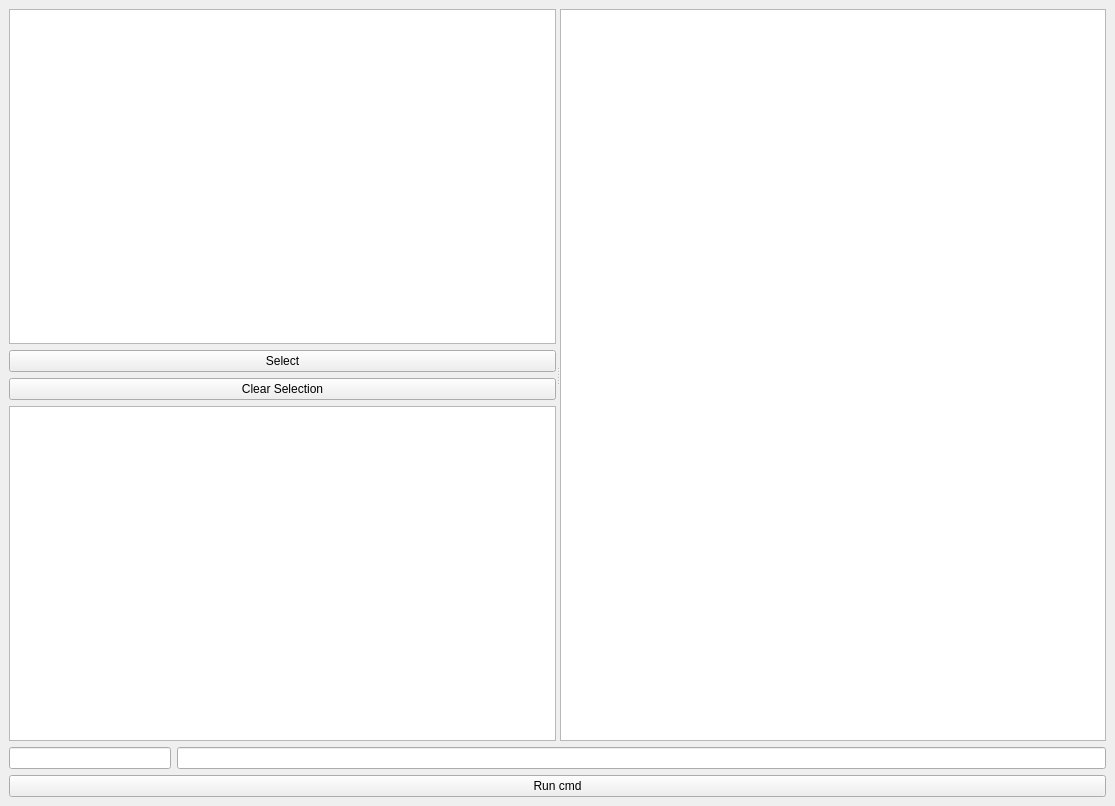
Qt form src/client/main_dui.ui (ccp4/DUI2) before a commit.
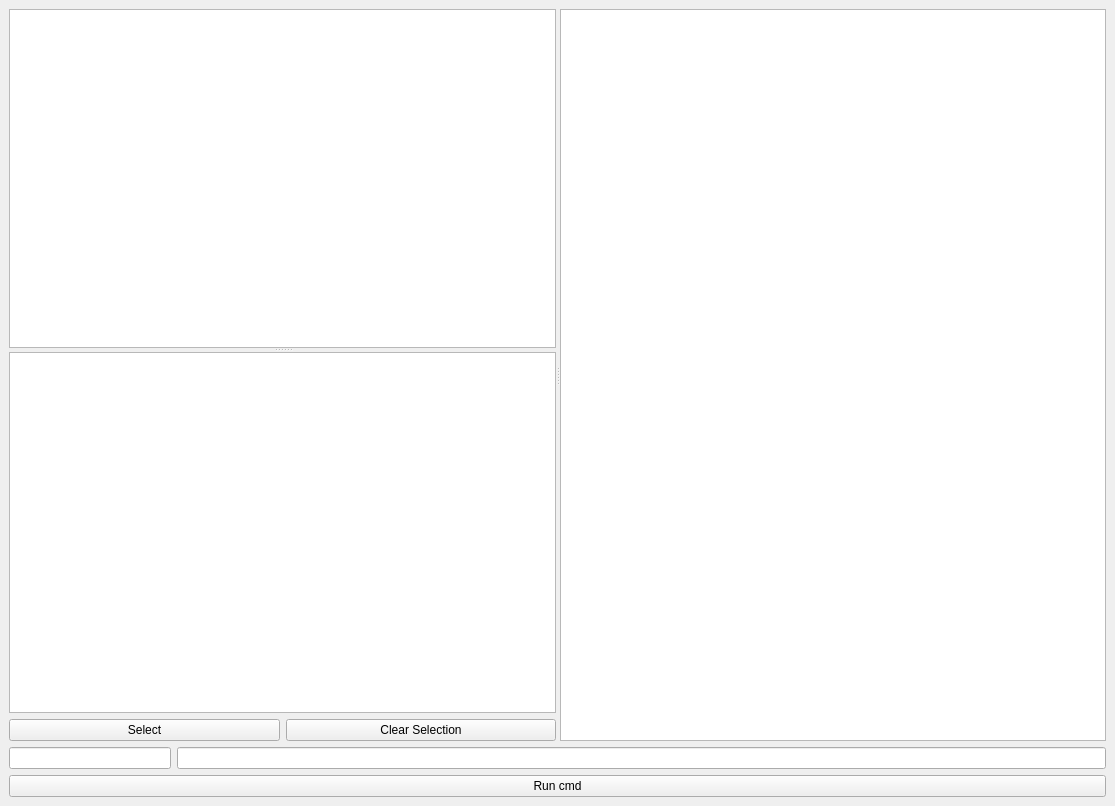
The same form after that commit.

Commit message: tuning the layout to make new graphics view sizeable

```diff
--- a/src/client/main_dui.ui
+++ b/src/client/main_dui.ui
@@ -14,17 +14,28 @@
    <string>MainWindow</string>
   </property>
   <widget class="QWidget" name="centralwidget">
+   <layout class="QHBoxLayout" name="horizontalLayout_3">
+    <item>
+     <layout class="QVBoxLayout" name="verticalLayout_4">
+      <item>
    <layout class="QVBoxLayout" name="verticalLayout_3">
     <item>
-     <widget class="QSplitter" name="splitter">
+         <widget class="QSplitter" name="splitter_2">
       <property name="orientation">
        <enum>Qt::Horizontal</enum>
       </property>
-      <widget class="QWidget" name="layoutWidget">
-       <layout class="QVBoxLayout" name="verticalLayout_2">
-        <item>
+          <widget class="QSplitter" name="splitter">
+           <property name="orientation">
+            <enum>Qt::Vertical</enum>
+           </property>
          <widget class="QGraphicsView" name="gitView"/>
-        </item>
+           <widget class="QWidget" name="">
+            <layout class="QVBoxLayout" name="verticalLayout_2">
+             <item>
+              <widget class="QGraphicsView" name="treeView"/>
+             </item>
+             <item>
+              <layout class="QHBoxLayout" name="horizontalLayout_2">
         <item>
          <widget class="QPushButton" name="ButtonSelect">
           <property name="text">
@@ -39,10 +50,10 @@
           </property>
          </widget>
         </item>
-        <item>
-         <widget class="QGraphicsView" name="treeView"/>
-        </item>
-       </layout>
+              </layout>
+             </item>
+            </layout>
+           </widget>
       </widget>
       <widget class="QWidget" name="layoutWidget">
        <layout class="QVBoxLayout" name="verticalLayout">
@@ -70,12 +81,16 @@
       </item>
      </layout>
     </item>
+       </layout>
+      </item>
     <item>
      <widget class="QPushButton" name="CmdSend2server">
       <property name="text">
        <string>Run cmd</string>
       </property>
      </widget>
+      </item>
+     </layout>
     </item>
    </layout>
   </widget>
```
Lines whose indentation alone changed are shown as unchanged.
